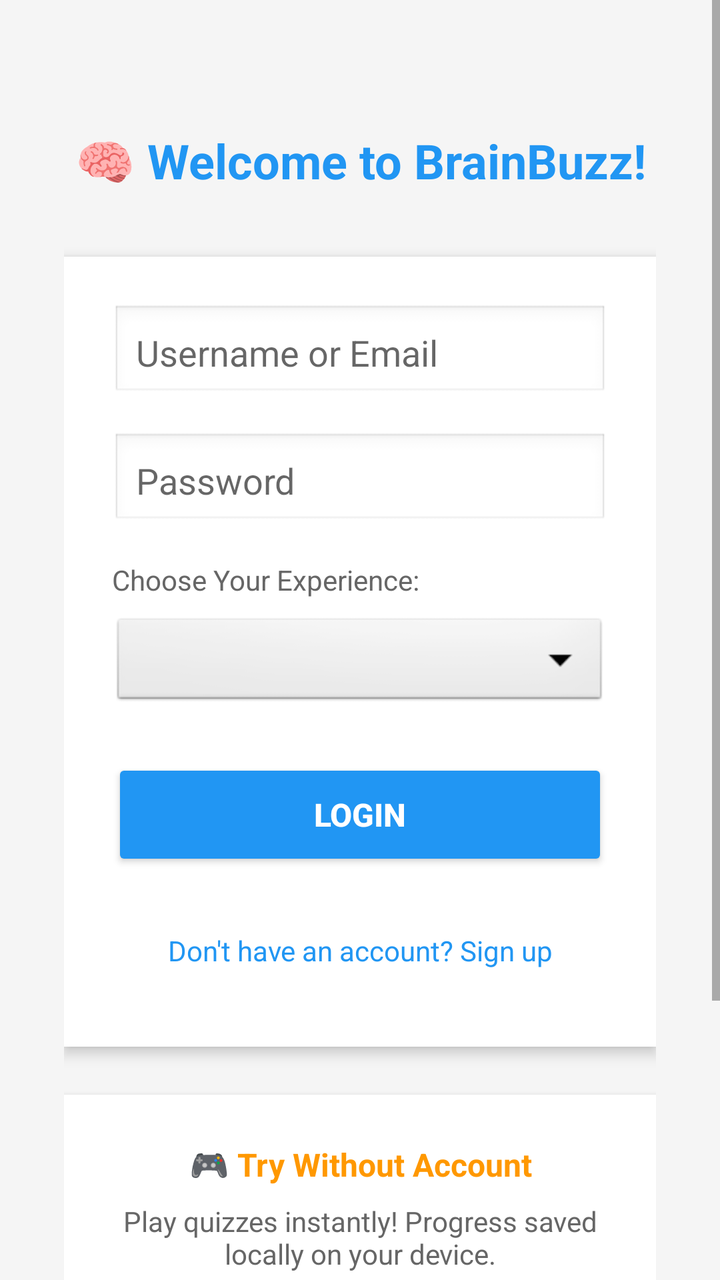
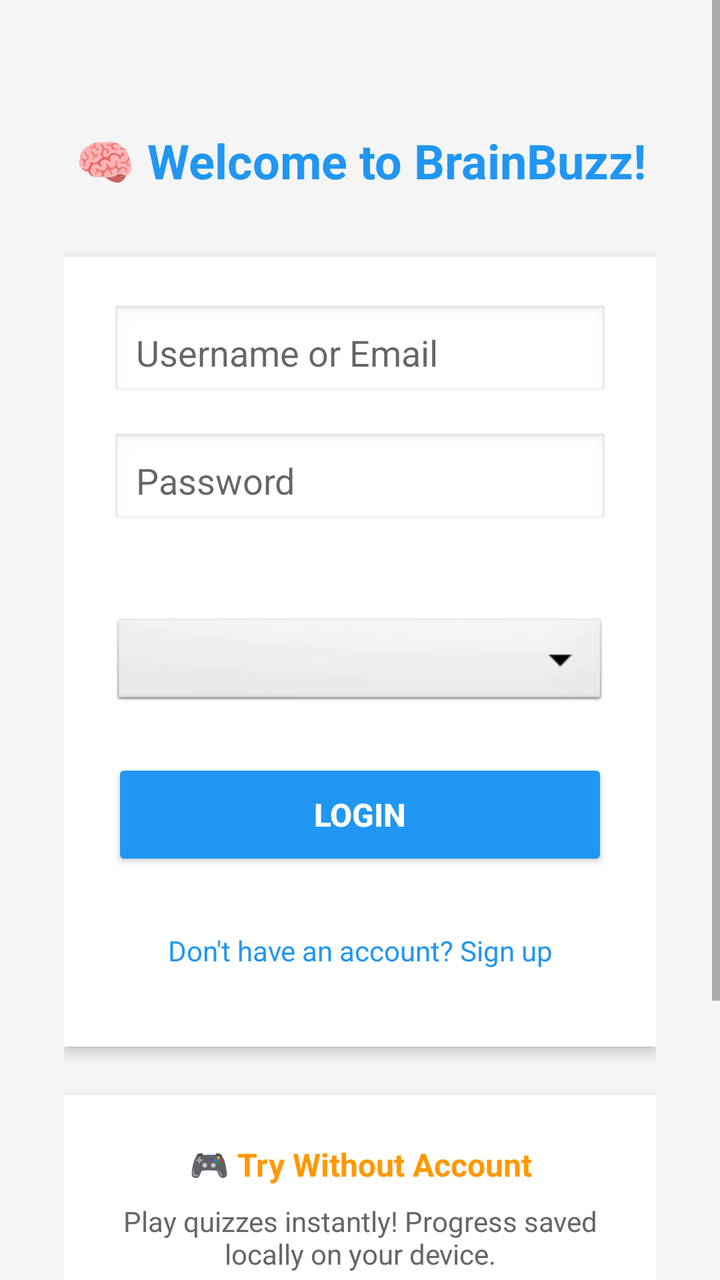

Screens rendered from an Android XML layout before and after an edit, with the pre-edit source and the edit as a unified diff.
<!-- AndroidManifest.xml: activity theme Theme.BrainBuzz.NoActionBar -->
<!-- res/layout/activity_auth.xml -->
<?xml version="1.0" encoding="utf-8"?>
<ScrollView xmlns:android="http://schemas.android.com/apk/res/android"
    android:layout_width="match_parent"
    android:layout_height="match_parent"
    android:fillViewport="true"
    android:background="#F5F5F5">

    <LinearLayout
        android:layout_width="match_parent"
        android:layout_height="wrap_content"
        android:orientation="vertical"
        android:padding="32dp"
        android:gravity="center">

        
        <TextView
            android:id="@+id/tv_title"
            android:layout_width="match_parent"
            android:layout_height="wrap_content"
            android:text="🧠 Welcome to BrainBuzz!"
            android:textSize="24sp"
            android:textStyle="bold"
            android:gravity="center"
            android:textColor="#2196F3"
            android:layout_marginTop="32dp"
            android:layout_marginBottom="32dp" />

        
        <LinearLayout
            android:layout_width="match_parent"
            android:layout_height="wrap_content"
            android:orientation="vertical"
            android:background="@android:color/white"
            android:padding="24dp"
            android:elevation="4dp"
            android:layout_marginBottom="24dp">

            
            <EditText
                android:id="@+id/et_username"
                android:layout_width="match_parent"
                android:layout_height="48dp"
                android:hint="Username or Email"
                android:inputType="textEmailAddress"
                android:background="@android:drawable/edit_text"
                android:padding="12dp"
                android:layout_marginBottom="16dp" />

            
            <EditText
                android:id="@+id/et_email"
                android:layout_width="match_parent"
                android:layout_height="48dp"
                android:hint="Email Address"
                android:inputType="textEmailAddress"
                android:background="@android:drawable/edit_text"
                android:padding="12dp"
                android:layout_marginBottom="16dp"
                android:visibility="gone" />

            
            <EditText
                android:id="@+id/et_password"
                android:layout_width="match_parent"
                android:layout_height="48dp"
                android:hint="Password"
                android:inputType="textPassword"
                android:background="@android:drawable/edit_text"
                android:padding="12dp"
                android:layout_marginBottom="16dp" />

            
            <EditText
                android:id="@+id/et_confirm_password"
                android:layout_width="match_parent"
                android:layout_height="48dp"
                android:hint="Confirm Password"
                android:inputType="textPassword"
                android:background="@android:drawable/edit_text"
                android:padding="12dp"
                android:layout_marginBottom="16dp"
                android:visibility="gone" />

            
            <TextView
                android:layout_width="match_parent"
                android:layout_height="wrap_content"
                android:text="Choose Your Experience:"
                android:textSize="14sp"
                android:textColor="#666666"
                android:layout_marginBottom="8dp" />

            <Spinner
                android:id="@+id/spinner_user_type"
                android:layout_width="match_parent"
                android:layout_height="48dp"
                android:background="@android:drawable/btn_dropdown"
                android:layout_marginBottom="24dp" />

            
            <Button
                android:id="@+id/btn_action"
                android:layout_width="match_parent"
                android:layout_height="56dp"
                android:text="Login"
                android:textSize="16sp"
                android:textStyle="bold"
                android:backgroundTint="#2196F3"
                android:textColor="#FFFFFF"
                android:layout_marginBottom="16dp" />

            
            <Button
                android:id="@+id/btn_toggle_mode"
                android:layout_width="match_parent"
                android:layout_height="48dp"
                android:text="Don't have an account? Sign up"
                android:textSize="14sp"
                style="@style/Widget.Material3.Button.TextButton"
                android:textColor="#2196F3" />

        </LinearLayout>

        
        <LinearLayout
            android:layout_width="match_parent"
            android:layout_height="wrap_content"
            android:orientation="vertical"
            android:background="@android:color/white"
            android:padding="24dp"
            android:elevation="4dp">

            <TextView
                android:layout_width="match_parent"
                android:layout_height="wrap_content"
                android:text="🎮 Try Without Account"
                android:textSize="16sp"
                android:textStyle="bold"
                android:gravity="center"
                android:textColor="#FF9800"
                android:layout_marginBottom="8dp" />

            <TextView
                android:layout_width="match_parent"
                android:layout_height="wrap_content"
                android:text="Play quizzes instantly! Progress saved locally on your device."
                android:textSize="14sp"
                android:gravity="center"
                android:textColor="#666666"
                android:layout_marginBottom="16dp" />

            <Button
                android:id="@+id/btn_guest"
                android:layout_width="match_parent"
                android:layout_height="56dp"
                android:text="🎮 Continue as Guest"
                android:textSize="16sp"
                android:textStyle="bold"
                android:backgroundTint="#FF9800"
                android:textColor="#FFFFFF" />

        </LinearLayout>

        
        <TextView
            android:layout_width="match_parent"
            android:layout_height="wrap_content"
            android:text="Your local quiz companion!\nAll data stored securely on your device."
            android:textSize="12sp"
            android:gravity="center"
            android:textColor="#888888"
            android:layout_marginTop="24dp" />

    </LinearLayout>

</ScrollView>
<!-- resources referenced by this layout -->
<resources>
  <style name="Theme.BrainBuzz.NoActionBar">
          <item name="windowActionBar">false</item>
          <item name="windowNoTitle">true</item>
          <item name="android:statusBarColor">@color/brain_buzz_primary</item>
          <item name="android:navigationBarColor">@color/brain_buzz_primary</item>
          <item name="android:windowLightStatusBar">false</item>
      </style>
  <color name="brain_buzz_primary">#6200EE</color>
</resources>

<!-- the commit's change to res/layout/activity_auth.xml (unified diff, before → after) -->
@@ -85,7 +85,6 @@
             <TextView
                 android:layout_width="match_parent"
                 android:layout_height="wrap_content"
-                android:text="Choose Your Experience:"
                 android:textSize="14sp"
                 android:textColor="#666666"
                 android:layout_marginBottom="8dp" />
